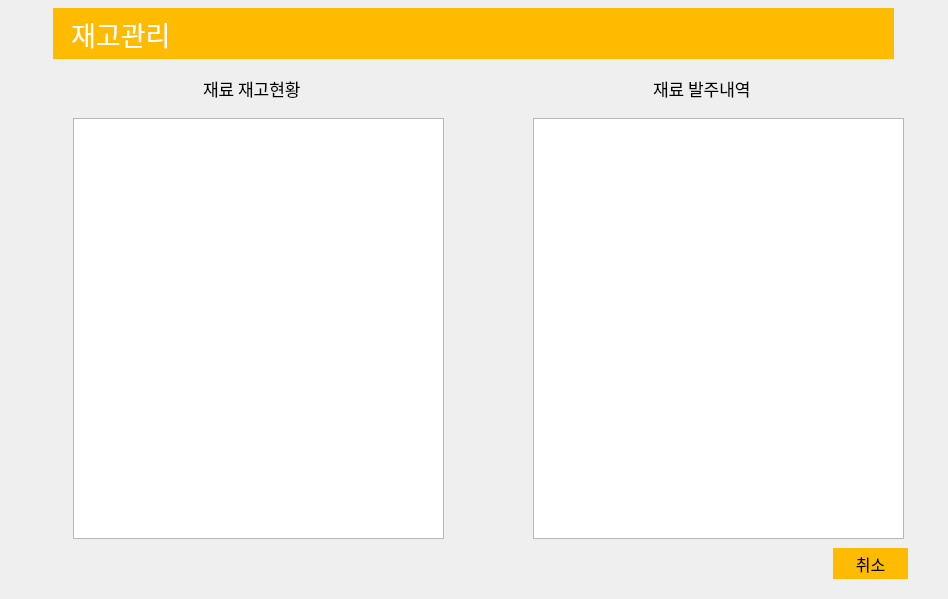
First picture: the form in snack_bar.ui, repository jungyeonwoo265/snack_bar, before the edit.
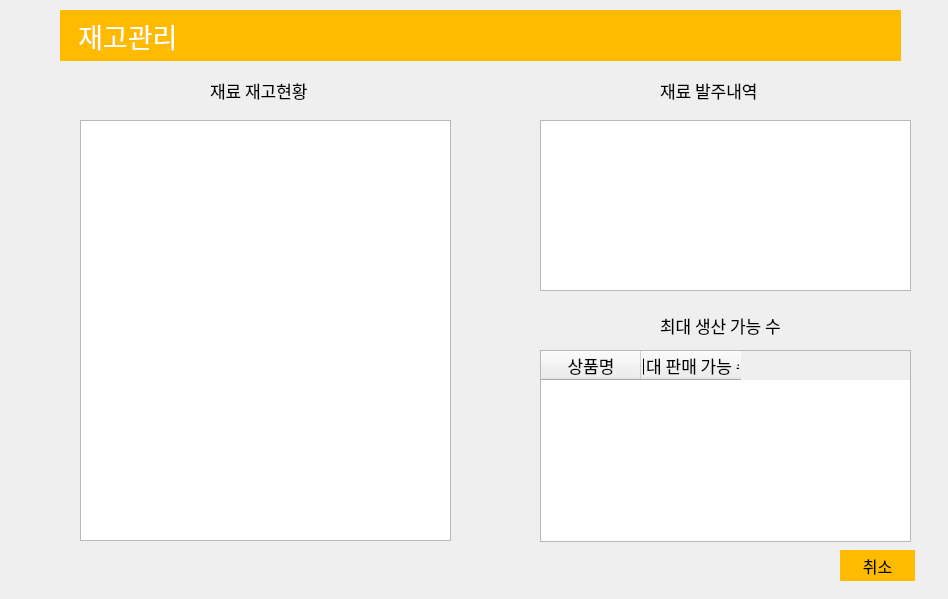
Second picture: the form after the edit. Icons and pictures are not drawn.

Commit message: 최대판매수량 추가

```diff
--- a/snack_bar.ui
+++ b/snack_bar.ui
@@ -16,8 +16,8 @@
   <widget class="QStackedWidget" name="stackedWidget">
    <property name="geometry">
     <rect>
-     <x>13</x>
-     <y>8</y>
+     <x>20</x>
+     <y>10</y>
      <width>921</width>
      <height>581</height>
     </rect>
@@ -1449,7 +1449,7 @@
        <x>520</x>
        <y>110</y>
        <width>371</width>
-       <height>421</height>
+       <height>171</height>
       </rect>
      </property>
     </widget>
@@ -1479,6 +1479,39 @@
       <string>재료 발주내역</string>
      </property>
     </widget>
+    <widget class="QLabel" name="label_15">
+     <property name="geometry">
+      <rect>
+       <x>640</x>
+       <y>300</y>
+       <width>131</width>
+       <height>31</height>
+      </rect>
+     </property>
+     <property name="text">
+      <string>최대 생산 가능 수</string>
+     </property>
+    </widget>
+    <widget class="QTableWidget" name="maximum_list">
+     <property name="geometry">
+      <rect>
+       <x>520</x>
+       <y>340</y>
+       <width>371</width>
+       <height>192</height>
+      </rect>
+     </property>
+     <column>
+      <property name="text">
+       <string>상품명</string>
+      </property>
+     </column>
+     <column>
+      <property name="text">
+       <string>최대 판매 가능 수</string>
+      </property>
+     </column>
+    </widget>
    </widget>
    <widget class="QWidget" name="page_6">
     <widget class="QTableWidget" name="tableWidget_2">
```
The commit also changes 1 other file.
